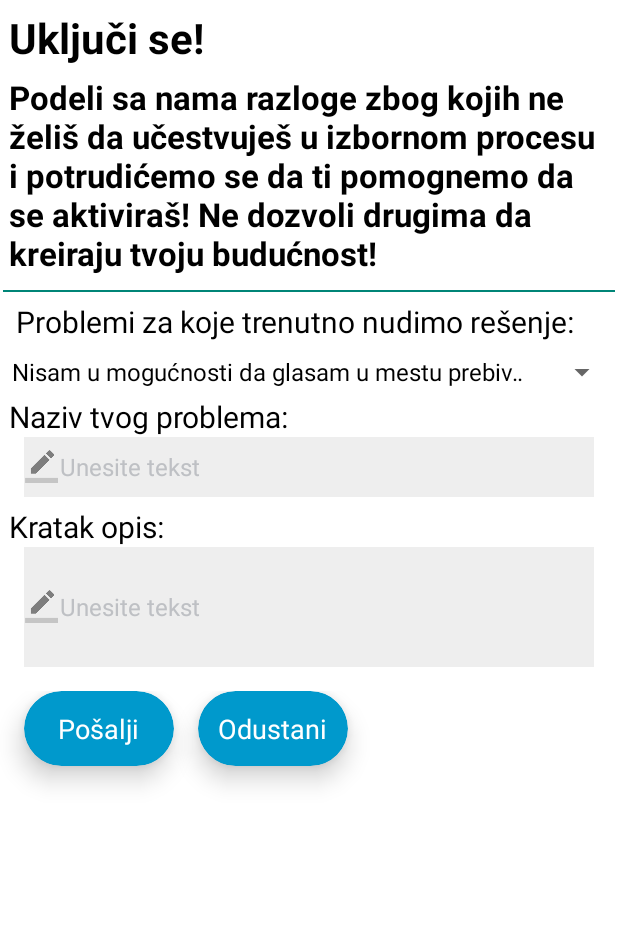
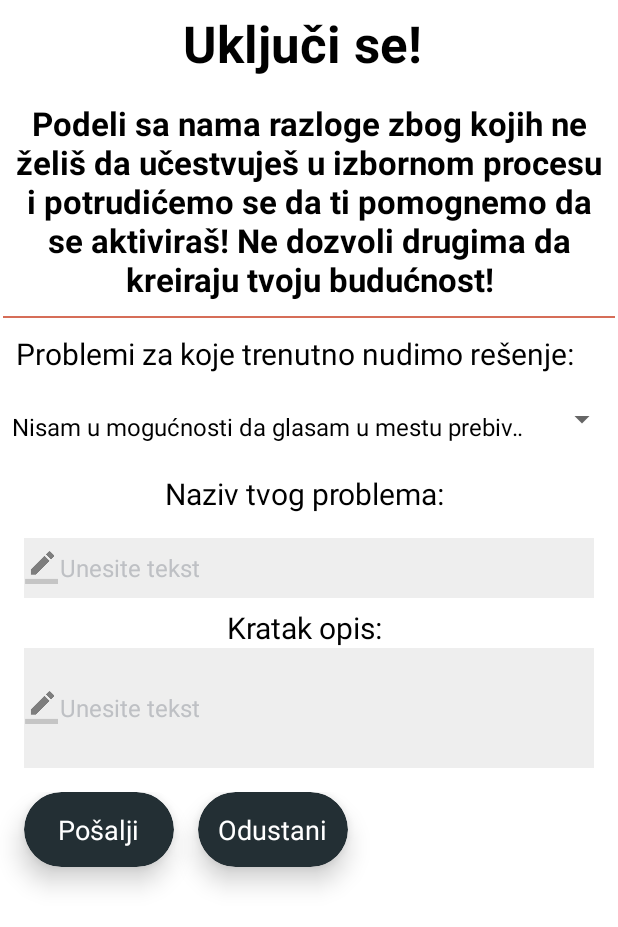
Before and after one commit to OgiVanKenobi/Code-to-Vote, an Android app: the PrijavaProblemaActivity screen opened directly, with no data from a screen before it, on a phone screen of 412 x 824 dp. Shown: the top 927 px of the screen. Run offline under Robolectric (Android 15) with nearby library versions, the phone set to English and light mode, and no system bars.

Commit message:
--Finishing layout changes

```diff
--- a/app/src/main/AndroidManifest.xml
+++ b/app/src/main/AndroidManifest.xml
@@ -31,7 +31,7 @@
         <activity android:name=".activity.Problem4Activity"/>
         <activity android:name=".activity.Problem5Activity"/>
         <activity android:name=".activity.PrijavaProblemaActivity"/>
-
+        <activity android:name=".activity.PitanjaActivity"/>
 
 
 
--- a/app/src/main/java/com/example/android/codetovote/retrofit/UserAPI.java
+++ b/app/src/main/java/com/example/android/codetovote/retrofit/UserAPI.java
@@ -1,5 +1,6 @@
 package com.example.android.codetovote.retrofit;
 
+import com.example.android.codetovote.domain.PotentialProblem;
 import com.example.android.codetovote.domain.User;
 
 import java.util.List;
@@ -25,7 +26,7 @@ public interface UserAPI {
 
     @POST("potentialproblems/save")
     @Headers("Content-Type: application/json")
-    Call<User> save(@Body User user);
+    Call<PotentialProblem> save(@Body PotentialProblem potProblem);
 
 
 
--- a/app/src/main/res/layout/activity_prijava_problema.xml
+++ b/app/src/main/res/layout/activity_prijava_problema.xml
@@ -4,6 +4,10 @@
     android:layout_height="match_parent"
     xmlns:app="http://schemas.android.com/apk/res-auto"
     android:background="@color/cardview_light_background">
+
+    <ScrollView
+        android:layout_width="match_parent"
+        android:layout_height="match_parent">
 <LinearLayout
     android:layout_width="match_parent"
     android:layout_height="match_parent"
@@ -14,11 +18,12 @@
         android:layout_width="wrap_content"
         android:layout_height="wrap_content"
         android:textAlignment="center"
+        android:layout_gravity="center"
         android:layout_marginTop="6dp"
         android:layout_marginLeft="6dp"
         android:layout_marginRight="6dp"
         android:text="Uključi se! "
-        android:textSize="28sp"
+        android:textSize="34sp"
         android:textStyle="bold"
         android:textColor="#000000"/>
 
@@ -26,7 +31,9 @@
         android:id="@+id/PTextView0"
         android:layout_width="wrap_content"
         android:layout_height="wrap_content"
-        android:layout_marginTop="6dp"
+        android:layout_gravity="center"
+        android:textAlignment="center"
+        android:layout_marginTop="16dp"
         android:layout_marginLeft="6dp"
         android:layout_marginRight="6dp"
         android:text="Podeli sa nama razloge zbog kojih ne želiš da učestvuješ u izbornom procesu i potrudićemo se da ti pomognemo da se aktiviraš! Ne dozvoli drugima da kreiraju tvoju budućnost!"
@@ -46,7 +53,8 @@
         android:id="@+id/P3TextView1"
         android:layout_width="wrap_content"
         android:layout_height="wrap_content"
-        android:layout_marginTop="6dp"
+        android:textAlignment="center"
+        android:layout_marginTop="10dp"
         android:layout_marginLeft="6dp"
         android:layout_marginRight="6dp"
         android:text=" Problemi za koje trenutno nudimo rešenje: "
@@ -56,7 +64,8 @@
     <Spinner
         android:id="@+id/spinner"
         android:layout_width="wrap_content"
-        android:layout_height="20dp"
+        android:layout_height="40dp"
+        android:paddingTop="10dp"
         android:spinnerMode="dropdown"
         android:layout_marginTop="10dp"/>
 
@@ -64,7 +73,8 @@
     android:id="@+id/PTextView2"
     android:layout_width="wrap_content"
     android:layout_height="wrap_content"
-    android:layout_marginTop="6dp"
+        android:layout_gravity="center"
+    android:layout_marginTop="16dp"
     android:layout_marginLeft="6dp"
     android:layout_marginRight="6dp"
     android:text="Naziv tvog problema: "
@@ -77,6 +87,7 @@
         android:layout_height="40dp"
         android:layout_marginLeft="16dp"
         android:layout_marginRight="16dp"
+        android:layout_marginTop="16dp"
         android:background="#11000000"
         android:drawableLeft="@drawable/pen"
         android:ems="10"
@@ -91,6 +102,7 @@
         android:layout_width="wrap_content"
         android:layout_height="wrap_content"
         android:layout_marginTop="6dp"
+        android:layout_gravity="center"
         android:layout_marginLeft="6dp"
         android:layout_marginRight="6dp"
         android:text="Kratak opis: "
@@ -126,7 +138,7 @@
                 android:layout_height="50dp"
                 android:layout_marginLeft="16dp"
                 android:layout_marginRight="16dp"
-                app:cardBackgroundColor="@android:color/holo_blue_dark"
+                app:cardBackgroundColor="@color/darkBlue"
                 app:cardCornerRadius="25dp"
                 app:cardElevation="10dp"
                 android:layout_marginBottom="132dp">
@@ -152,7 +164,7 @@
                 android:id="@+id/CancelButton"
                 android:layout_width="100dp"
                 android:layout_height="50dp"
-                app:cardBackgroundColor="@android:color/holo_blue_dark"
+                app:cardBackgroundColor="@color/darkBlue"
                 app:cardCornerRadius="25dp"
                 app:cardElevation="10dp"
                 android:layout_marginBottom="132dp">
@@ -180,4 +192,6 @@
 
 </LinearLayout>
 
+    </ScrollView>
+
 </android.support.constraint.ConstraintLayout>
--- a/app/src/main/res/layout/activity_problem1.xml
+++ b/app/src/main/res/layout/activity_problem1.xml
@@ -36,7 +36,7 @@
         android:text="Rešenje: Da li znaš da postoji mogućnost da glasaš van mesta svog prebivališta?"
         android:textSize="20sp"
         android:textStyle="bold"
-        android:textColor="#33cc33"/>
+        android:textColor="@color/secondaryOrange"/>
 
     <View
         android:layout_width="match_parent"
--- a/app/src/main/res/layout/activity_problem2.xml
+++ b/app/src/main/res/layout/activity_problem2.xml
@@ -34,7 +34,7 @@
                 android:text="Rešenje: Da li znaš da možeš da ostvariš uvid u Jedinstveni birački spisak, elektronskim putem?"
                 android:textSize="20sp"
                 android:textStyle="bold"
-                android:textColor="#33cc33"/>
+                android:textColor="@color/secondaryOrange"/>
 
             <View
                 android:layout_width="match_parent"
--- a/app/src/main/res/layout/activity_problem4.xml
+++ b/app/src/main/res/layout/activity_problem4.xml
@@ -34,7 +34,7 @@
                 android:text="Rešenje: Da li znaš da postoji mogućnost da zaštitiš svoje izborno pravo, tačnije da prijaviš neregularnosti u toku izbornog procesa?"
                 android:textSize="20sp"
                 android:textStyle="bold"
-                android:textColor="#33cc33"/>
+                android:textColor="@color/secondaryOrange"/>
 
             <View
                 android:layout_width="match_parent"
--- a/app/src/main/res/layout/activity_problem5.xml
+++ b/app/src/main/res/layout/activity_problem5.xml
@@ -36,7 +36,7 @@
 načinom raspodele poslaničkih mandata? Da li znaš da je tvoj glas zapravo veoma važan?!"
                 android:textSize="20sp"
                 android:textStyle="bold"
-                android:textColor="#33cc33"/>
+                android:textColor="@color/secondaryOrange"/>
 
             <View
                 android:layout_width="match_parent"
--- a/app/src/main/res/values/colors.xml
+++ b/app/src/main/res/values/colors.xml
@@ -1,6 +1,13 @@
 <?xml version="1.0" encoding="utf-8"?>
 <resources>
-    <color name="colorPrimary">#008577</color>
+    <color name="colorPrimary">#d66d58</color>
     <color name="colorPrimaryDark">#00574B</color>
     <color name="colorAccent">#D81B60</color>
+    <color name="primaryBlue">#344955</color>
+    <color name="darkBlue">#232F34</color>
+    <color name="lightBlue">#4A6572</color>
+    <color name="secondaryOrange">#d66d58</color>
+    <color name="grey">#EAECF2</color>
+
+
 </resources>
```
Also changed, not shown: app/src/main/java/com/example/android/codetovote/activity/MainActivity.java (+7 -0 lines), app/src/main/java/com/example/android/codetovote/activity/PrijavaProblemaActivity.java (+40 -2 lines), app/src/main/java/com/example/android/codetovote/domain/PotentialProblem.java (+15 -0 lines), app/src/main/res/layout/activity_login.xml (+8 -11 lines), app/src/main/res/layout/activity_main.xml (+21 -14 lines), app/src/main/res/layout/activity_problem3.xml (+23 -23 lines), app/src/main/res/layout/activity_register.xml (+31 -32 lines), app/src/main/res/drawable/plus.png (added), app/src/main/res/drawable/polalogoa.png (added).
